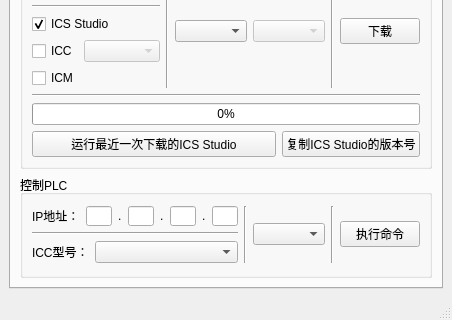
Qt form src/main.ui (jcywong/TestTools) before a commit; both pictures show x 0 to 452 and y 162 to 482 of the 452 by 482 pixel window.
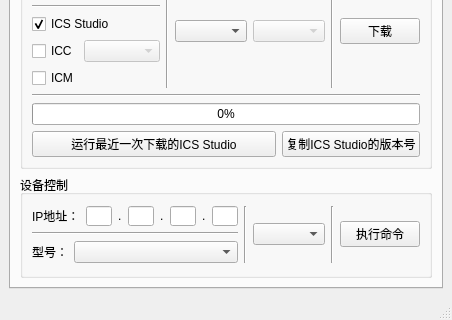
The same form after that commit.

Commit message: 增加ICM设备的重启及日志获取功能

```diff
--- a/src/main.ui
+++ b/src/main.ui
@@ -243,7 +243,7 @@
         <item>
          <widget class="QGroupBox" name="groupBox_2">
           <property name="title">
-           <string>控制PLC</string>
+           <string>设备控制</string>
           </property>
           <layout class="QVBoxLayout" name="verticalLayout_9">
            <item>
@@ -476,7 +476,7 @@
                     </sizepolicy>
                    </property>
                    <property name="text">
-                    <string>ICC型号：</string>
+                    <string>型号：</string>
                    </property>
                   </widget>
                  </item>
```
Left out of the diff: 2 changed lines with no effect on the pictures. The commit also changes 2 other files.
